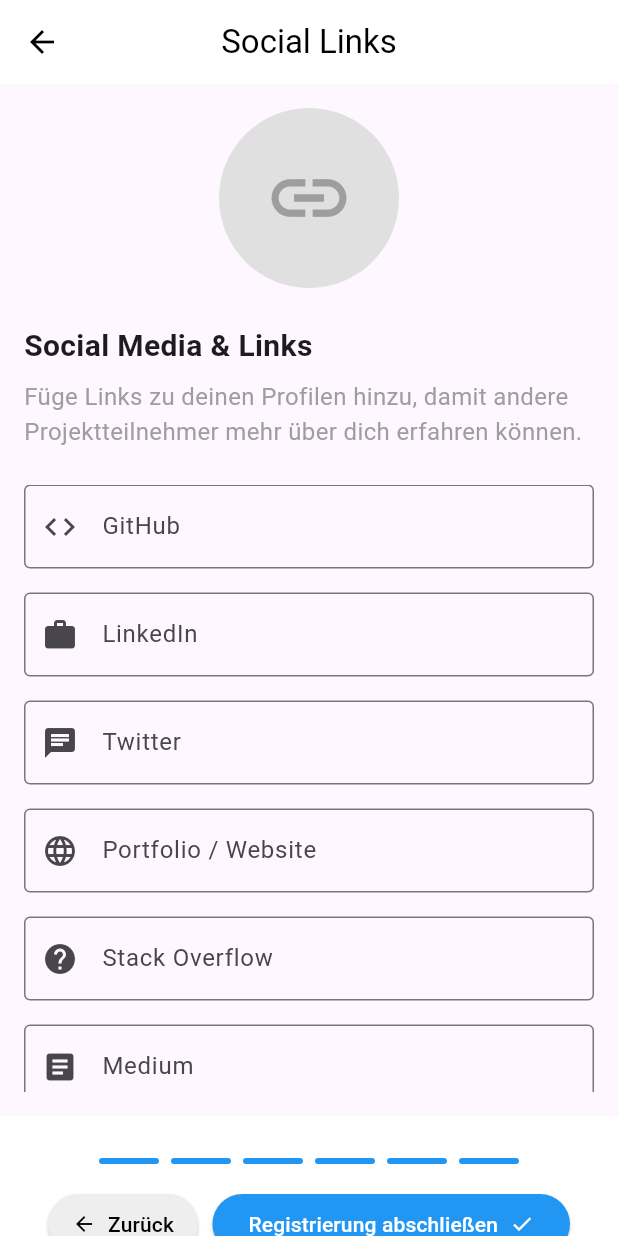
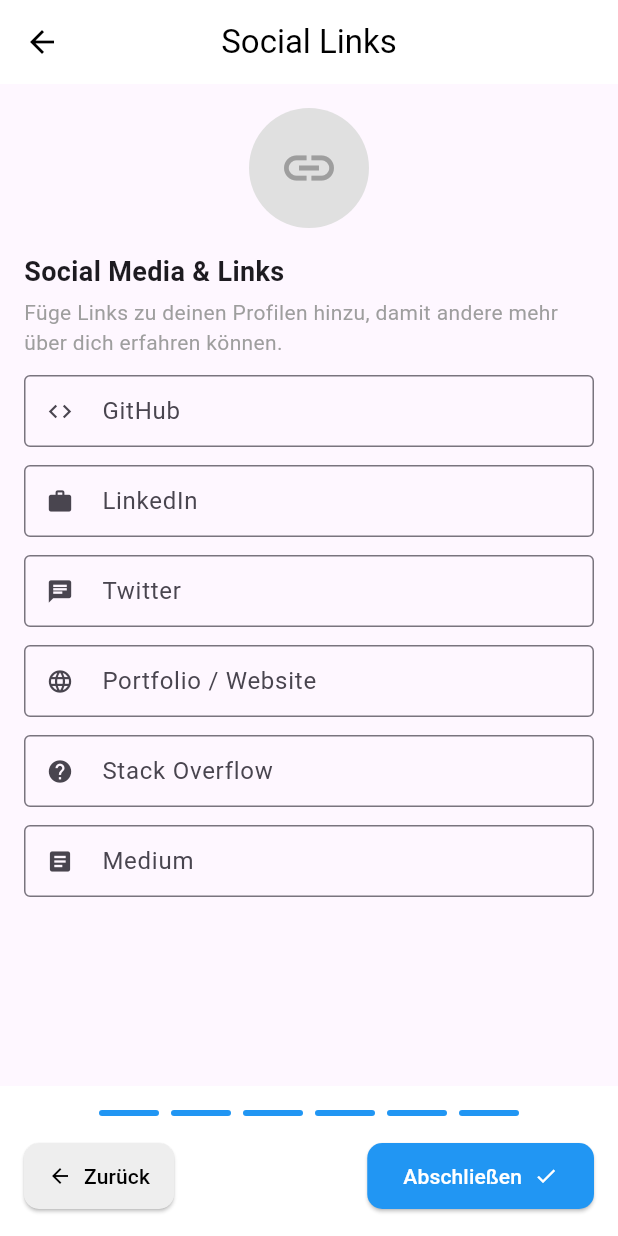
Before and after one commit to d3nnis2001/Swustl, a Flutter app: the RegistrationPage5 screen opened directly with empty values, after a tap on "Weiter", on a phone screen of 412 x 824 dp. Run offline on Flutter 3.47's test engine with Material 3 defaults, Android fonts, the phone set to English and light mode, and no system bars; our stand-ins replace image_picker.

Commit message:
added login page and fixed some registration frontend

```diff
--- a/lib/views/registration/goalsReg.dart
+++ b/lib/views/registration/goalsReg.dart
@@ -87,11 +87,11 @@
           child: Column(
             crossAxisAlignment: CrossAxisAlignment.start,
             children: [
-              // Bildplatzhalter
+              // Kleinerer Icon-Bereich
               Center(
                 child: Container(
-                  width: 120,
-                  height: 120,
+                  width: 80, // Reduziert von 120
+                  height: 80, // Reduziert von 120
                   decoration: BoxDecoration(
                     color: Colors.grey[300],
                     shape: BoxShape.circle,
@@ -99,34 +99,34 @@
                   child: const Center(
                     child: Icon(
                       Icons.flag,
-                      size: 60,
+                      size: 40, // Reduziert von 60
                       color: Colors.grey,
                     ),
                   ),
                 ),
               ),
 
-              const SizedBox(height: 24),
+              const SizedBox(height: 16), // Reduziert von 24
 
               const Text(
                 'Was sind deine Ziele?',
                 style: TextStyle(
-                  fontSize: 20,
+                  fontSize: 18, // Reduziert von 20
                   fontWeight: FontWeight.bold,
                 ),
               ),
 
-              const SizedBox(height: 8),
+              const SizedBox(height: 4), // Reduziert von 8
 
               const Text(
-                'Wähle die Ziele aus, die du mit deinen Projekten verfolgen möchtest. Du kannst mehrere auswählen.',
+                'Wähle die Ziele aus, die du mit deinen Projekten verfolgen möchtest.',
                 style: TextStyle(
                   color: Colors.grey,
-                  fontSize: 16,
+                  fontSize: 14, // Reduziert von 16
                 ),
               ),
 
-              const SizedBox(height: 24),
+              const SizedBox(height: 12), // Reduziert von 24
 
               // Vorgegebene Ziele
               Expanded(
@@ -141,13 +141,13 @@
                     final isSelected = widget.userData.selectedGoals.contains(title);
 
                     return Card(
-                      margin: const EdgeInsets.only(bottom: 12),
-                      elevation: isSelected ? 3 : 1,
+                      margin: const EdgeInsets.only(bottom: 8), // Reduziert von 12
+                      elevation: isSelected ? 2 : 1, // Reduziert von 3
                       shape: RoundedRectangleBorder(
-                        borderRadius: BorderRadius.circular(12),
+                        borderRadius: BorderRadius.circular(10), // Reduziert von 12
                         side: BorderSide(
                           color: isSelected ? Colors.blue : Colors.transparent,
-                          width: 2,
+                          width: 1.5, // Reduziert von 2
                         ),
                       ),
                       child: InkWell(
@@ -160,25 +160,25 @@
                             }
                           });
                         },
-                        borderRadius: BorderRadius.circular(12),
+                        borderRadius: BorderRadius.circular(10), // Reduziert von 12
                         child: Padding(
-                          padding: const EdgeInsets.all(16.0),
+                          padding: const EdgeInsets.symmetric(horizontal: 12, vertical: 10), // Reduziert von 16
                           child: Row(
                             children: [
                               Container(
-                                width: 48,
-                                height: 48,
+                                width: 36, // Reduziert von 48
+                                height: 36, // Reduziert von 48
                                 decoration: BoxDecoration(
                                   color: isSelected ? Colors.blue.withOpacity(0.1) : Colors.grey.withOpacity(0.1),
-                                  borderRadius: BorderRadius.circular(24),
+                                  borderRadius: BorderRadius.circular(18), // Angepasst
                                 ),
                                 child: Icon(
                                   icon,
                                   color: isSelected ? Colors.blue : Colors.grey,
-                                  size: 28,
+                                  size: 20, // Reduziert von 28
                                 ),
                               ),
-                              const SizedBox(width: 16),
+                              const SizedBox(width: 12), // Reduziert von 16
                               Expanded(
                                 child: Column(
                                   crossAxisAlignment: CrossAxisAlignment.start,
@@ -187,22 +187,24 @@
                                       title,
                                       style: TextStyle(
                                         fontWeight: FontWeight.bold,
-                                        fontSize: 16,
+                                        fontSize: 15, // Reduziert von 16
                                         color: isSelected ? Colors.blue : Colors.black,
                                       ),
                                     ),
-                                    const SizedBox(height: 4),
+                                    const SizedBox(height: 2), // Reduziert von 4
                                     Text(
                                       description,
                                       style: TextStyle(
                                         color: Colors.grey[600],
-                                        fontSize: 14,
+                                        fontSize: 13, // Reduziert von 14
                                       ),
                                     ),
                                   ],
                                 ),
                               ),
-                              Checkbox(
+                              Transform.scale(
+                                scale: 0.9, // Checkbox etwas kleiner machen
+                                child: Checkbox(
                                   value: isSelected,
                                   onChanged: (value) {
                                     setState(() {
@@ -215,6 +217,7 @@
                                   },
                                   activeColor: Colors.blue,
                                 ),
+                              ),
                             ],
                           ),
                         ),
@@ -224,7 +227,7 @@
                 ),
               ),
 
-              const SizedBox(height: 16),
+              const SizedBox(height: 12), // Reduziert von 16
 
               // Eigenes Ziel
               TextFormField(
@@ -233,6 +236,8 @@
                   labelText: 'Eigenes Ziel (optional)',
                   border: OutlineInputBorder(),
                   hintText: 'Beschreibe dein eigenes Ziel...',
+                  isDense: true, // Kompaktere Anzeige
+                  contentPadding: EdgeInsets.symmetric(horizontal: 12, vertical: 12), // Kompakter
                 ),
                 maxLines: 2,
                 onChanged: (value) {
@@ -258,7 +263,7 @@
                   height: 4,
                   margin: const EdgeInsets.symmetric(horizontal: 4),
                   decoration: BoxDecoration(
-                    color: index <= 1 ? Colors.blue : Colors.grey[300],
+                    color: index <= 4 ? Colors.blue : Colors.grey[300], // Korrigiert von 1 auf 4 für korrekte Anzeige
                     borderRadius: BorderRadius.circular(2),
                   ),
                 );
--- a/lib/views/registration/linkReg.dart
+++ b/lib/views/registration/linkReg.dart
@@ -1,5 +1,6 @@
 import 'package:flutter/material.dart';
 import 'package:swustl/models/user_data.dart';
+import 'package:swustl/views/login/login.dart';
 
 class RegistrationPage6 extends StatefulWidget {
   final UserData userData;
@@ -94,11 +95,11 @@
           child: Column(
             crossAxisAlignment: CrossAxisAlignment.start,
             children: [
-              // Bildplatzhalter
+              // Kleinerer Icon-Bereich
               Center(
                 child: Container(
-                  width: 120,
-                  height: 120,
+                  width: 80, // Reduziert von 120
+                  height: 80, // Reduziert von 120
                   decoration: BoxDecoration(
                     color: Colors.grey[300],
                     shape: BoxShape.circle,
@@ -106,34 +107,34 @@
                   child: const Center(
                     child: Icon(
                       Icons.link,
-                      size: 60,
+                      size: 40, // Reduziert von 60
                       color: Colors.grey,
                     ),
                   ),
                 ),
               ),
 
-              const SizedBox(height: 24),
+              const SizedBox(height: 16), // Reduziert von 24
 
               const Text(
                 'Social Media & Links',
                 style: TextStyle(
-                  fontSize: 20,
+                  fontSize: 18, // Reduziert von 20
                   fontWeight: FontWeight.bold,
                 ),
               ),
 
-              const SizedBox(height: 8),
+              const SizedBox(height: 4), // Reduziert von 8
 
               const Text(
-                'Füge Links zu deinen Profilen hinzu, damit andere Projektteilnehmer mehr über dich erfahren können.',
+                'Füge Links zu deinen Profilen hinzu, damit andere mehr über dich erfahren können.',
                 style: TextStyle(
                   color: Colors.grey,
-                  fontSize: 16,
+                  fontSize: 14, // Reduziert von 16
                 ),
               ),
 
-              const SizedBox(height: 24),
+              const SizedBox(height: 12), // Reduziert von 24
 
               // Social Links Formular
               Expanded(
@@ -151,7 +152,7 @@
                     }
 
                     return Padding(
-                      padding: const EdgeInsets.only(bottom: 16.0),
+                      padding: const EdgeInsets.only(bottom: 12.0), // Reduziert von 16
                       child: TextFormField(
                         controller: _controllers[key],
                         decoration: InputDecoration(
@@ -159,9 +160,11 @@
                           border: const OutlineInputBorder(),
                           hintText: hint,
                           prefixIcon: Icon(icon),
+                          isDense: true, // Kompakteres Layout
+                          contentPadding: const EdgeInsets.symmetric(vertical: 12, horizontal: 12), // Kompakteres Padding
                           suffixIcon: _controllers[key]!.text.isNotEmpty
                               ? IconButton(
-                                  icon: const Icon(Icons.clear),
+                                  icon: const Icon(Icons.clear, size: 18), // Kleinere Icon-Größe
                                   onPressed: () {
                                     setState(() {
                                       _controllers[key]!.clear();
@@ -192,10 +195,8 @@
           ),
         ),
       ),
-      bottomNavigationBar: BottomAppBar(
+      bottomNavigationBar: Container(
         color: Colors.white,
-        elevation: 8,
-        child: Padding(
         padding: const EdgeInsets.all(16.0),
         child: Column(
           mainAxisSize: MainAxisSize.min,
@@ -227,8 +228,12 @@
                     Navigator.pop(context);
                   },
                   style: ElevatedButton.styleFrom(
-                      foregroundColor: Colors.black, backgroundColor: Colors.grey[200],
-                      padding: const EdgeInsets.symmetric(horizontal: 16),
+                    foregroundColor: Colors.black,
+                    backgroundColor: Colors.grey[200],
+                    padding: const EdgeInsets.symmetric(horizontal: 16, vertical: 12),
+                    shape: RoundedRectangleBorder(
+                      borderRadius: BorderRadius.circular(10),
+                    ),
                   ),
                   child: const Row(
                     mainAxisSize: MainAxisSize.min,
@@ -253,7 +258,12 @@
                             TextButton(
                               onPressed: () {
                                 // Hier zur Hauptseite oder Login navigieren
-                                  Navigator.of(context).popUntil((route) => route.isFirst);
+                                Navigator.push(
+                                  context,
+                                  MaterialPageRoute(
+                                    builder: (context) => LoginPage(),
+                                  ),
+                                );
                               },
                               child: const Text('Zum Login'),
                             ),
@@ -263,13 +273,17 @@
                     }
                   },
                   style: ElevatedButton.styleFrom(
-                      foregroundColor: Colors.white, backgroundColor: Colors.blue,
-                      padding: const EdgeInsets.symmetric(horizontal: 24),
+                    foregroundColor: Colors.white,
+                    backgroundColor: Colors.blue,
+                    padding: const EdgeInsets.symmetric(horizontal: 24, vertical: 12),
+                    shape: RoundedRectangleBorder(
+                      borderRadius: BorderRadius.circular(10),
+                    ),
                   ),
                   child: const Row(
                     mainAxisSize: MainAxisSize.min,
                     children: [
-                        Text('Registrierung abschließen'),
+                      Text('Abschließen'),
                       SizedBox(width: 8),
                       Icon(Icons.check, size: 16),
                     ],
@@ -280,7 +294,6 @@
           ],
         ),
       ),
-      ),
     );
   }
 }
```
Also changed, not shown: lib/views/login/login.dart (added, +433 -0 lines), lib/views/login/forgotPass.dart (added). Lines whose indentation alone changed are shown as unchanged.
